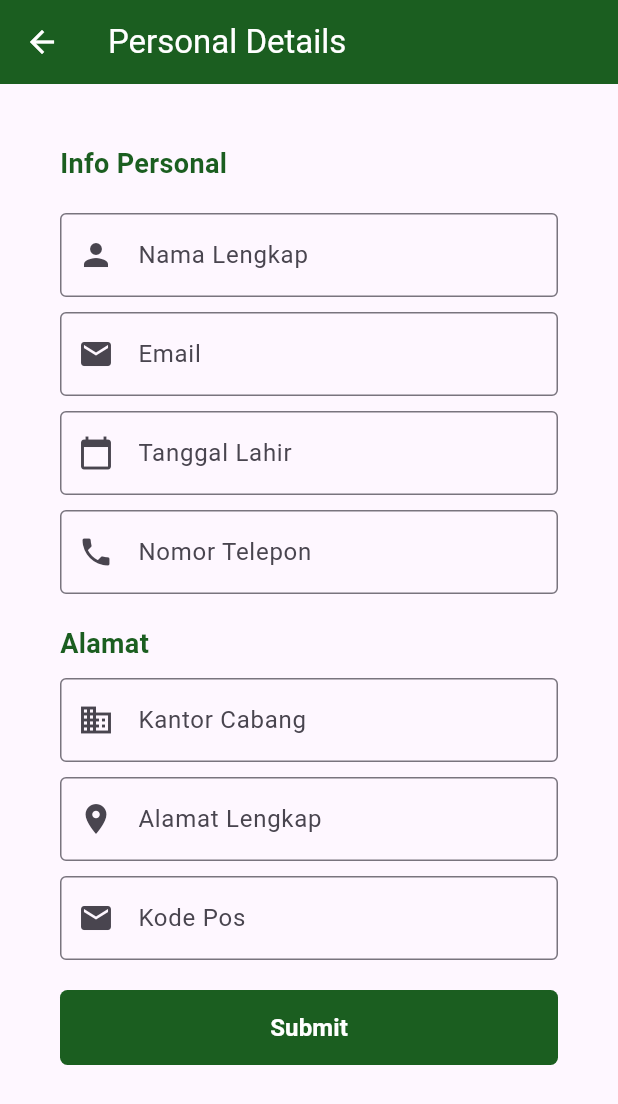
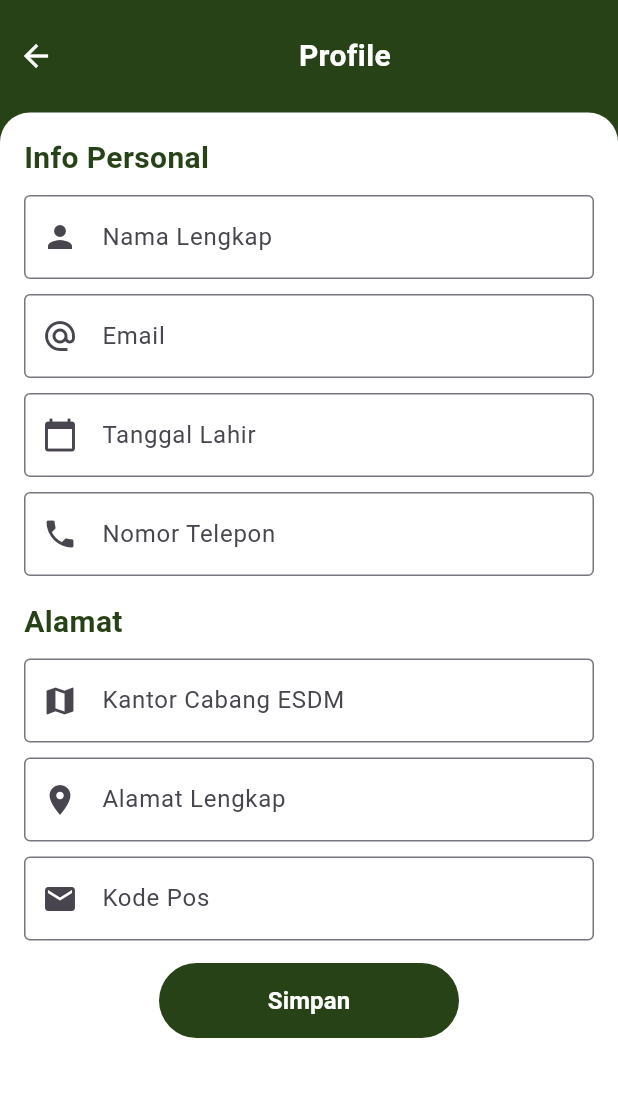
Before and after one commit to proyek-tingkat-ecoplus/tubes_mobpro, a Flutter app: the PersonalDetails screen opened directly, on a phone screen of 412 x 824 dp. Shown: the top 1104 px of the screen. Run offline on Flutter 3.47's test engine with Material 3 defaults, Android fonts, the phone set to English and light mode, and no system bars; our stand-ins replace flutter_animate, page_transition, persistent_bottom_nav_bar, table_calendar; missing offline and left inert: bottom_picker.

Commit message:
update personal details, add package, linkpersonal details to profile

```diff
--- a/tubes_mobpro/lib/pages/portfile.dart
+++ b/tubes_mobpro/lib/pages/portfile.dart
@@ -1,6 +1,6 @@
 import 'package:flutter/material.dart';
 import 'package:tubes_webpro/pages/dashboard.dart';
-import 'package:tubes_webpro/pages/page_1.dart';
+import './profile_details.dart';
 
 class ProfilePage extends StatefulWidget {
   const ProfilePage({super.key});
@@ -87,7 +87,7 @@ class _ProfilePageState extends State<ProfilePage> {
                             Navigator.push(
                               context,
                               MaterialPageRoute(
-                                  builder: (context) => const Page_1()),
+                                  builder: (context) => PersonalDetails()),
                             );
                           },
                           child: Row(
--- a/tubes_mobpro/lib/pages/profile_details.dart
+++ b/tubes_mobpro/lib/pages/profile_details.dart
@@ -1,181 +1,266 @@
+import 'package:bottom_picker/resources/arrays.dart';
+import 'package:flutter/cupertino.dart';
 import 'package:flutter/material.dart';
+import 'package:bottom_picker/bottom_picker.dart';
 
 class PersonalDetails extends StatefulWidget {
-  const PersonalDetails({super.key});
-
-  static const routeName = '/personal-details';
-
   @override
-  State<PersonalDetails> createState() => _PersonalDetailsState();
+  _PersonalDetailsState createState() => _PersonalDetailsState();
+  static const routeName = '/PersonalDetails';
 }
 
 class _PersonalDetailsState extends State<PersonalDetails> {
+  final _formKey = GlobalKey<FormState>();
+  TextEditingController _dateController = TextEditingController();
+
+  void _submitForm() {
+    if (_formKey.currentState!.validate()) {
+      ScaffoldMessenger.of(context).showSnackBar(
+        SnackBar(content: Text('Perubahan disimpan!')),
+      );
+    }
+  }
+
+  void _bottomDatePicker(BuildContext context) {
+    BottomPicker.date(
+      pickerTitle: Text(
+        'Pilih tanggal',
+        style: TextStyle(
+          color: Color.fromRGBO(38, 66, 22, 1),
+          fontSize: 20,
+        ),
+      ),
+      dateOrder: DatePickerDateOrder.dmy,
+      pickerTextStyle:
+          TextStyle(color: Color.fromRGBO(38, 66, 22, 1), fontSize: 16),
+      onChange: (index) {
+        DateTime selectedDate = DateTime.parse(index.toString());
+        _dateController.text =
+            "${selectedDate.day.toString().padLeft(2, '0')}-${(selectedDate.month).toString().padLeft(2, '0')}-${selectedDate.year}";
+      },
+      bottomPickerTheme: BottomPickerTheme.orange,
+    ).show(context);
+  }
+
   @override
   Widget build(BuildContext context) {
     return Scaffold(
-      appBar: AppBar(
-        backgroundColor: Colors.green[900],
-        title: Text(
-          'Personal Details',
-          style: TextStyle(color: Colors.white),
-        ),
-        leading: IconButton(
-          icon: Icon(
-            Icons.arrow_back,
-            color: Colors.white,
-          ),
+      backgroundColor: Color.fromRGBO(38, 66, 22, 1),
+      body: Column(
+        children: [
+          Container(
+            height: 75,
+            child: Row(
+              mainAxisAlignment: MainAxisAlignment.start,
+              children: [
+                IconButton(
+                  icon: Icon(Icons.arrow_back, color: Colors.white),
                   onPressed: () {
                     Navigator.pop(context);
                   },
                 ),
+                Expanded(
+                  child: Text(
+                    'Profile',
+                    textAlign: TextAlign.center,
+                    style: TextStyle(
+                      color: Colors.white,
+                      fontSize: 20,
+                      fontWeight: FontWeight.bold,
                     ),
-      body: SafeArea(
-        child: SingleChildScrollView(
-          child: Padding(
-            padding: const EdgeInsets.all(40.0),
+                  ),
+                ),
+              ],
+            ),
+          ),
+          Expanded(
+            child: Container(
+              decoration: BoxDecoration(
+                color: Colors.white,
+                borderRadius: BorderRadius.only(
+                  topLeft: Radius.circular(20),
+                  topRight: Radius.circular(20),
+                ),
+              ),
+              padding: EdgeInsets.all(16),
               child: Column(
                 crossAxisAlignment: CrossAxisAlignment.start,
                 children: [
                   Text(
                     'Info Personal',
                     style: TextStyle(
-                    fontSize: 18,
+                        fontSize: 20,
                         fontWeight: FontWeight.bold,
-                    color: Colors.green[900],
+                        color: Color.fromRGBO(38, 66, 22, 1)),
                   ),
-                ),
-                SizedBox(height: 20),
+                  SizedBox(height: 10),
+                  // Form info personal start
+                  Expanded(
+                    child: Form(
+                      key: _formKey,
+                      child: Column(
+                        children: [
+                          // Nama Lengkap
                           TextFormField(
                             decoration: InputDecoration(
-                    hintText: 'Nama Lengkap',
-                    prefixIcon: Icon(Icons.person),
+                              labelText: 'Nama Lengkap',
+                              prefixIcon: Icon(Icons.person), // Prefix icon
                               border: OutlineInputBorder(),
                             ),
-                  validator: (String? value) {
+                            validator: (value) {
                               if (value == null || value.isEmpty) {
-                      return 'Please enter your name';
+                                return 'Nama Lengkap tidak boleh kosong';
+                              }
+                              if (value.length < 5) {
+                                return 'Nama tidak kurang dari 5 karakter';
                               }
                               return null;
                             },
                           ),
                           SizedBox(height: 10),
+                          // Email
                           TextFormField(
                             decoration: InputDecoration(
-                    hintText: 'Email',
-                    prefixIcon: Icon(Icons.email),
+                              labelText: 'Email',
+                              prefixIcon: Icon(Icons.alternate_email),
                               border: OutlineInputBorder(),
                             ),
                             keyboardType: TextInputType.emailAddress,
-                  validator: (String? value) {
+                            validator: (value) {
                               if (value == null || value.isEmpty) {
-                      return 'Please enter your email';
+                                return 'Email tidak boleh kosong';
+                              }
+                              String pattern =
+                                  r'^[a-zA-Z0-9._%+-]+@[a-zA-Z0-9.-]+\.[a-zA-Z]{2,}$';
+                              RegExp regex = RegExp(pattern);
+                              if (!regex.hasMatch(value)) {
+                                return 'Email tidak valid';
                               }
                               return null;
                             },
                           ),
                           SizedBox(height: 10),
+                          // Tanggal Lahir
                           TextFormField(
+                            controller: _dateController,
                             decoration: InputDecoration(
-                    hintText: 'Tanggal Lahir',
+                              labelText: 'Tanggal Lahir',
                               prefixIcon: Icon(Icons.calendar_today),
                               border: OutlineInputBorder(),
                             ),
-                  validator: (String? value) {
+                            keyboardType: TextInputType.none,
+                            readOnly: true,
+                            validator: (value) {
+                              // if (value == null || value.isEmpty) {
+                              //   return 'Tanggal lahir tidak boleh kosong';
+                              // }
+                              return null;
+                            },
+                            onTap: () => _bottomDatePicker(context),
+                          ),
+                          SizedBox(height: 10),
+                          // No Telepon
+                          TextFormField(
+                            decoration: InputDecoration(
+                              labelText: 'Nomor Telepon',
+                              prefixIcon: Icon(Icons.phone),
+                              border: OutlineInputBorder(),
+                            ),
+                            keyboardType: TextInputType.phone,
+                            validator: (value) {
                               if (value == null || value.isEmpty) {
-                      return 'Please enter your date of birth';
+                                return 'Nomor Telepon tidak boleh kosong';
+                              }
+                              if (value.length != 12) {
+                                return 'Nomor Telepon harus berjumlah 12 digit';
+                              }
+                              return null;
+                            },
+                          ),
+                          SizedBox(height: 16),
+                          // Form alamat start
+                          Align(
+                            alignment: Alignment.centerLeft,
+                            child: Text(
+                              'Alamat',
+                              style: TextStyle(
+                                  fontSize: 20,
+                                  fontWeight: FontWeight.bold,
+                                  color: Color.fromRGBO(38, 66, 22, 1)),
+                            ),
+                          ),
+                          SizedBox(height: 10),
+                          // Kantor Cabang ESDM
+                          TextFormField(
+                            decoration: InputDecoration(
+                              labelText: 'Kantor Cabang ESDM',
+                              prefixIcon: Icon(Icons.map),
+                              border: OutlineInputBorder(),
+                            ),
+                            validator: (value) {
+                              if (value == null || value.isEmpty) {
+                                return 'Kantor Cabang ESDM tidak boleh kosong';
                               }
                               return null;
                             },
                           ),
                           SizedBox(height: 10),
+                          // Alamat
                           TextFormField(
                             decoration: InputDecoration(
-                    hintText: 'Nomor Telepon',
-                    prefixIcon: Icon(Icons.phone),
+                              labelText: 'Alamat Lengkap',
+                              prefixIcon: Icon(Icons.location_on),
                               border: OutlineInputBorder(),
                             ),
-                  keyboardType: TextInputType.phone,
-                  validator: (String? value) {
+                            validator: (value) {
                               if (value == null || value.isEmpty) {
-                      return 'Please enter your phone number';
-                    }
-                    return null;
-                  },
-                ),
-                SizedBox(height: 20),
-                Text(
-                  'Alamat',
-                  style: TextStyle(
-                    fontSize: 18,
-                    fontWeight: FontWeight.bold,
-                    color: Colors.green[900],
-                  ),
-                ),
-                SizedBox(height: 10),
-                TextFormField(
-                  decoration: InputDecoration(
-                    hintText: 'Kantor Cabang',
-                    prefixIcon: Icon(Icons.business),
-                    border: OutlineInputBorder(),
-                  ),
-                  validator: (String? value) {
-                    if (value == null || value.isEmpty) {
-                      return 'Please enter your office branch';
+                                return 'Alamat tidak boleh kosong';
                               }
                               return null;
                             },
                           ),
                           SizedBox(height: 10),
+                          // Alamat
                           TextFormField(
                             decoration: InputDecoration(
-                    hintText: 'Alamat Lengkap',
-                    prefixIcon: Icon(Icons.location_on),
+                              labelText: 'Kode Pos',
+                              prefixIcon: Icon(Icons.local_post_office),
                               border: OutlineInputBorder(),
                             ),
-                  validator: (String? value) {
+                            validator: (value) {
                               if (value == null || value.isEmpty) {
-                      return 'Please enter your address';
+                                return 'Kode Pos tidak boleh kosong';
                               }
                               return null;
                             },
                           ),
-                SizedBox(height: 10),
-                TextFormField(
-                  decoration: InputDecoration(
-                    hintText: 'Kode Pos',
-                    prefixIcon: Icon(Icons.local_post_office),
-                    border: OutlineInputBorder(),
+                          SizedBox(height: 15),
+                          // Tombol Simpan
+                          TextButton(
+                            onPressed: _submitForm,
+                            style: TextButton.styleFrom(
+                              backgroundColor: Color.fromRGBO(38, 66, 22, 1),
+                              minimumSize: Size(200, 50),
+                              padding: EdgeInsets.symmetric(
+                                  vertical: 12, horizontal: 20),
                             ),
-                  keyboardType: TextInputType.number,
-                  validator: (String? value) {
-                    if (value == null || value.isEmpty) {
-                      return 'Please enter your postal code';
-                    }
-                    return null;
-                  },
-                ),
-                SizedBox(height: 20),
-                TextButton(
-                  style: TextButton.styleFrom(
-                    minimumSize: const Size(double.infinity, 50),
-                    shape: const RoundedRectangleBorder(
-                      borderRadius: BorderRadius.all(Radius.circular(5)),
-                    ),
-                    backgroundColor: Colors.green[900],
-                    foregroundColor: Colors.white,
-                  ),
-                  onPressed: () {
-                    // logic belum selesai
-                  },
                             child: Text(
-                    "Submit",
-                    style: TextStyle(fontSize: 16, fontWeight: FontWeight.bold),
+                              'Simpan',
+                              style: TextStyle(
+                                  fontSize: 16,
+                                  color: Colors.white,
+                                  fontWeight: FontWeight.bold),
                             ),
                           ),
                         ],
                       ),
                     ),
                   ),
+                ],
+              ),
+            ),
+          ),
+        ],
       ),
     );
   }
--- a/tubes_mobpro/lib/route/routes.dart
+++ b/tubes_mobpro/lib/route/routes.dart
@@ -6,6 +6,7 @@ import 'package:tubes_webpro/pages/page_1.dart';
 import 'package:tubes_webpro/pages/portfile.dart';
 import 'package:tubes_webpro/pages/register.dart';
 import 'package:tubes_webpro/pages/dashboard.dart';
+import 'package:tubes_webpro/pages/profile_details.dart';
 
 class Routes extends StatelessWidget {
   const Routes({super.key});
@@ -22,6 +23,7 @@ class Routes extends StatelessWidget {
         Register.routeName: (context) => const Register(),
         Dashboard.routeName: (context) => const Dashboard(),
         ProfilePage.routeName: (context) => const ProfilePage(),
+        PersonalDetails.routeName: (context) => PersonalDetails(),
       },
     );
   }
--- a/tubes_mobpro/pubspec.yaml
+++ b/tubes_mobpro/pubspec.yaml
@@ -2,7 +2,7 @@ name: tubes_webpro
 description: "A new Flutter project."
 # The following line prevents the package from being accidentally published to
 # pub.dev using `flutter pub publish`. This is preferred for private packages.
-publish_to: 'none' # Remove this line if you wish to publish to pub.dev
+publish_to: "none" # Remove this line if you wish to publish to pub.dev
 
 # The following defines the version and build number for your application.
 # A version number is three numbers separated by dots, like 1.2.43
@@ -33,7 +33,7 @@ dependencies:
   flutter_animate: ^4.5.0
   page_transition: "^2.1.0"
   table_calendar: ^3.0.0
-
+  bottom_picker: ^2.8.0
 
   # The following adds the Cupertino Icons font to your application.
   # Use with the CupertinoIcons class for iOS style icons.
@@ -55,7 +55,6 @@ dev_dependencies:
 
 # The following section is specific to Flutter packages.
 flutter:
-
   # The following line ensures that the Material Icons font is
   # included with your application, so that you can use the icons in
   # the material Icons class.
```
Also changed, not shown: tubes_mobpro/pubspec.lock. Lines whose indentation alone changed are shown as unchanged.
